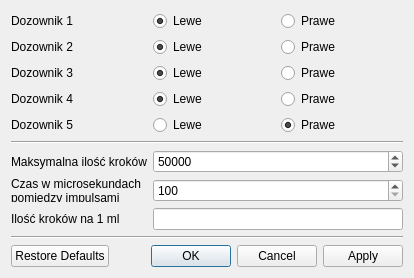
Above: app/ustawieniadozownika.ui from wiacekmarcin/StanowiskoChemiczne before the change. Below: the same form after it.
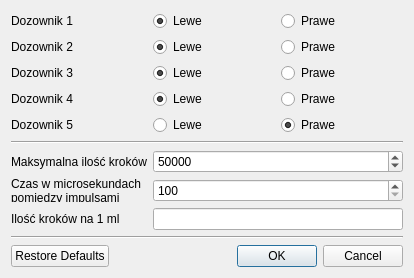
That is the form after the change. Custom widgets are drawn as their Qt base class.

```diff
--- a/app/ustawieniadozownika.ui
+++ b/app/ustawieniadozownika.ui
@@ -254,7 +254,7 @@
       <enum>Qt::Horizontal</enum>
      </property>
      <property name="standardButtons">
-      <set>QDialogButtonBox::Apply|QDialogButtonBox::Cancel|QDialogButtonBox::Ok|QDialogButtonBox::RestoreDefaults</set>
+      <set>QDialogButtonBox::Cancel|QDialogButtonBox::Ok|QDialogButtonBox::RestoreDefaults</set>
      </property>
     </widget>
    </item>
```
